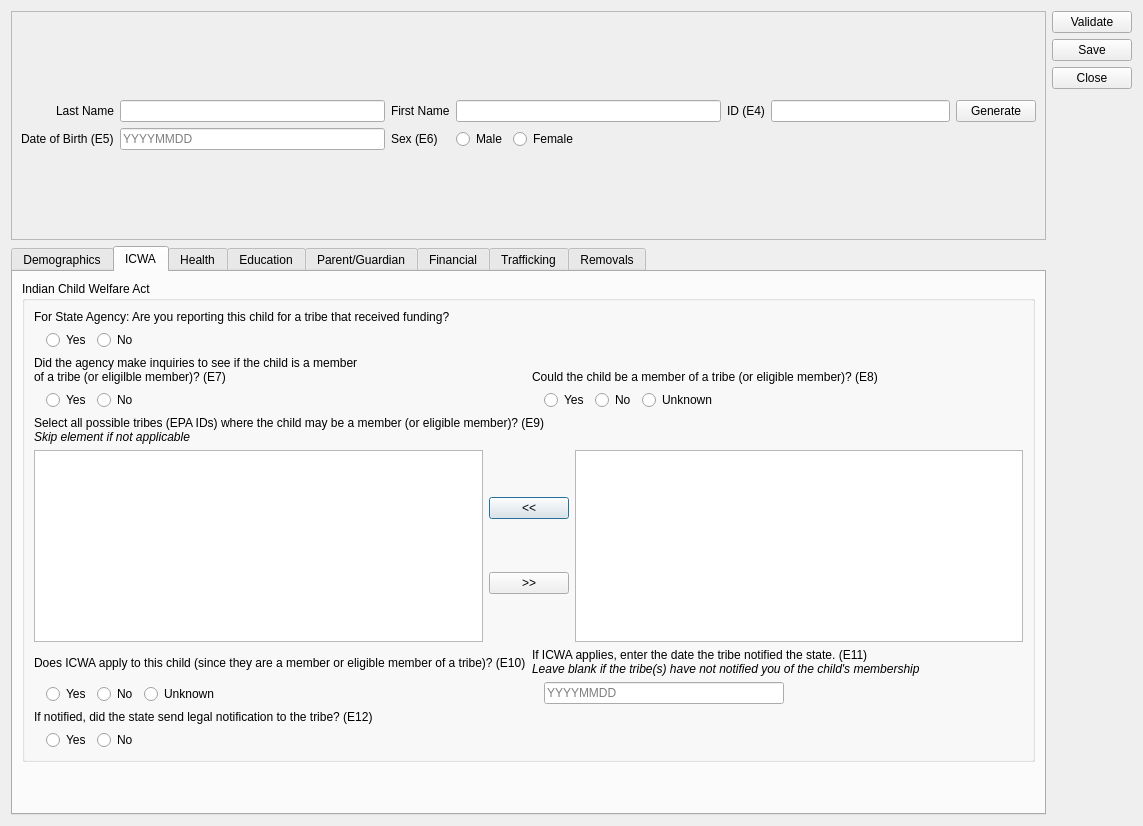
zstamper/AFCARS-AXE, file ui/ui_childform.ui: the form before one commit.
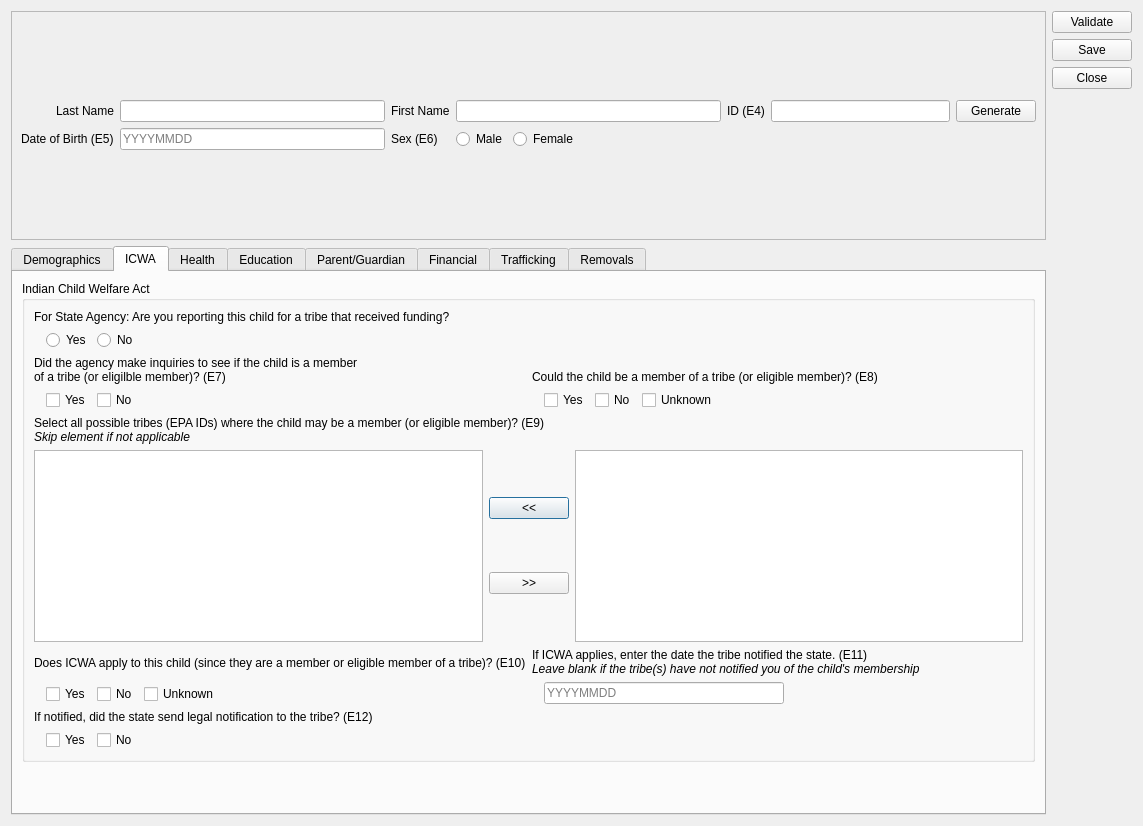
The form after the commit. The open tabs and pages were chosen to show the change.

Commit message: Issue 10: morph radio buttons into checkboxes so that 'unselected' becomes a valid state

What changed in the file:
```diff
--- a/ui/ui_childform.ui
+++ b/ui/ui_childform.ui
@@ -620,7 +620,7 @@
                    <number>12</number>
                   </property>
                   <item>
-                   <widget class="QRadioButton" name="e7_y">
+                   <widget class="QCheckBox" name="e7_y">
                     <property name="text">
                      <string>Yes</string>
                     </property>
@@ -630,7 +630,7 @@
                    </widget>
                   </item>
                   <item>
-                   <widget class="QRadioButton" name="e7_n">
+                   <widget class="QCheckBox" name="e7_n">
                     <property name="text">
                      <string>No</string>
                     </property>
@@ -674,7 +674,7 @@
                    <number>12</number>
                   </property>
                   <item>
-                   <widget class="QRadioButton" name="e8_y">
+                   <widget class="QCheckBox" name="e8_y">
                     <property name="text">
                      <string>Yes</string>
                     </property>
@@ -684,7 +684,7 @@
                    </widget>
                   </item>
                   <item>
-                   <widget class="QRadioButton" name="e8_n">
+                   <widget class="QCheckBox" name="e8_n">
                     <property name="text">
                      <string>No</string>
                     </property>
@@ -694,7 +694,7 @@
                    </widget>
                   </item>
                   <item>
-                   <widget class="QRadioButton" name="e8_u">
+                   <widget class="QCheckBox" name="e8_u">
                     <property name="text">
                      <string>Unknown</string>
                     </property>
@@ -793,7 +793,7 @@
                    <number>12</number>
                   </property>
                   <item>
-                   <widget class="QRadioButton" name="e10_y">
+                   <widget class="QCheckBox" name="e10_y">
                     <property name="text">
                      <string>Yes</string>
                     </property>
@@ -803,7 +803,7 @@
                    </widget>
                   </item>
                   <item>
-                   <widget class="QRadioButton" name="e10_n">
+                   <widget class="QCheckBox" name="e10_n">
                     <property name="text">
                      <string>No</string>
                     </property>
@@ -813,7 +813,7 @@
                    </widget>
                   </item>
                   <item>
-                   <widget class="QRadioButton" name="e10_u">
+                   <widget class="QCheckBox" name="e10_u">
                     <property name="text">
                      <string>Unknown</string>
                     </property>
@@ -900,7 +900,7 @@
                  <number>12</number>
                 </property>
                 <item>
-                 <widget class="QRadioButton" name="e12_y">
+                 <widget class="QCheckBox" name="e12_y">
                   <property name="text">
                    <string>Yes</string>
                   </property>
@@ -910,7 +910,7 @@
                  </widget>
                 </item>
                 <item>
-                 <widget class="QRadioButton" name="e12_n">
+                 <widget class="QCheckBox" name="e12_n">
                   <property name="text">
                    <string>No</string>
                   </property>
```
Left out of the diff: 112 changed lines with no effect on the pictures. The commit also changes 5 other files.
